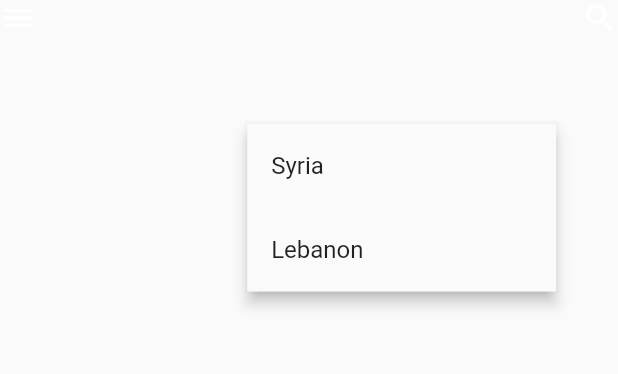
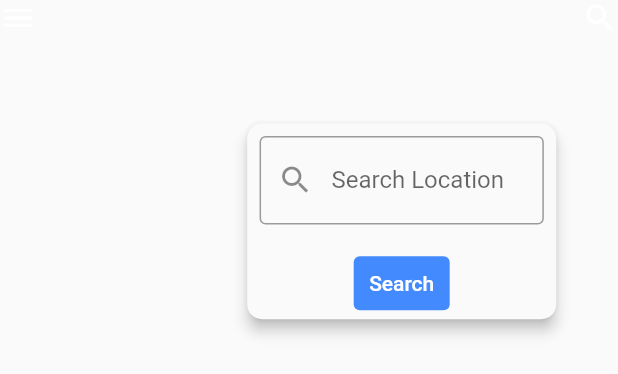
Before and after one commit to maykhid/LiteWeatherApp, a Flutter app: the ScreenHeader widget shown alone on an empty page, opened directly, after a tap on the "search" icon, on a phone screen of 412 x 824 dp. Shown: the top 374 px of the screen. Run offline on Flutter 3.47's test engine with Material 2 defaults, Android fonts, the light colour scheme and no system bars; our stand-ins replace connectivity_plus, dartz, font_awesome_flutter, geolocator, sizer, weather_icons.

Commit message:
created seacrh pop up

```diff
--- a/lib/app/lite_weather_app.dart
+++ b/lib/app/lite_weather_app.dart
@@ -7,6 +7,8 @@ import 'package:lite_weather_app/ui/screens/weekly_page/weekly_page_viewmodel.da
 import 'package:provider/provider.dart';
 import 'package:sizer/sizer.dart';
 
+import '../main.dart';
+
 class LiteWeatherApp extends StatefulWidget {
   // This widget is the root of your application.
   @override
@@ -15,6 +17,7 @@ class LiteWeatherApp extends StatefulWidget {
 
 class _LiteWeatherAppState extends State<LiteWeatherApp> {
   final Connectivity _connectivity = Connectivity();
+
   @override
   Widget build(BuildContext context) {
     return Sizer(builder: (context, _, __) {
@@ -34,6 +37,7 @@ class _LiteWeatherAppState extends State<LiteWeatherApp> {
             return MaterialApp(
               // title: 'Flutter Demo',
               debugShowCheckedModeBanner: false,
+              navigatorObservers: [routeObserver],
               home: BaseView(),
             );
           });
--- a/lib/main.dart
+++ b/lib/main.dart
@@ -1,6 +1,7 @@
 import 'package:flutter/material.dart';
 import 'app/lite_weather_app.dart';
 
+final RouteObserver<PageRoute> routeObserver = RouteObserver<PageRoute>();
 void main() {
   runApp(LiteWeatherApp());
 }
--- a/lib/ui/widgets/screen_header.dart
+++ b/lib/ui/widgets/screen_header.dart
@@ -1,5 +1,7 @@
 import 'package:flutter/material.dart';
 import 'package:sizer/sizer.dart';
+
+import '../../main.dart';
 
 class ScreenHeader extends StatefulWidget {
   final BuildContext context;
@@ -9,38 +11,49 @@ class ScreenHeader extends StatefulWidget {
   _ScreenHeaderState createState() => _ScreenHeaderState();
 }
 
-class _ScreenHeaderState extends State<ScreenHeader> {
-  late OverlayEntry overlayEntry;
+class _ScreenHeaderState extends State<ScreenHeader> with RouteAware {
+  OverlayEntry? overlayEntry;
   @override
   Widget build(BuildContext context) {
     _createOverlayEntry() {
-      // RenderObject? renderObject = context.findRenderObject();
-      // var size = renderObject!.size;
-      // var offset = renderObject.localToGlobal(Offset.zero);
+      overlayEntry = OverlayEntry(builder: (context) => SearchPopUp());
+      Overlay.of(widget.context)!.insert(overlayEntry!);
+    }
 
-      overlayEntry = OverlayEntry(
-          builder: (context) => Positioned(
-                left: 40.w,
-                top: 10.h,
-                width: 50.w,
-                child: Material(
-                  elevation: 4.0,
-                  child: ListView(
-                    padding: EdgeInsets.zero,
-                    shrinkWrap: true,
-                    children: <Widget>[
-                      ListTile(
-                        title: Text('Syria'),
-                      ),
-                      ListTile(
-                        title: Text('Lebanon'),
-                      )
-                    ],
-                  ),
-                ),
-              ));
-      Overlay.of(context)!.insert(overlayEntry);
-      print('should have dispalyed');
+    @override
+    void didChangeDependencies() {
+      super.didChangeDependencies();
+      // routeObserver is the global variable we created before
+      routeObserver.subscribe(this, ModalRoute.of(widget.context) as PageRoute);
+    }
+
+    @override
+    void dispose() {
+      routeObserver.unsubscribe(this);
+      super.dispose();
+    }
+
+    @override
+    void didPush() {
+      // Route was pushed onto navigator and is now topmost route.
+      if (overlayEntry != null) overlayEntry!.remove();
+    }
+
+    @override
+    void didPopNext() {
+      // Covering route was popped off the navigator.
+      if (overlayEntry != null) overlayEntry!.remove();
+    }
+
+    @override
+    _toggleSearch() {
+      if (overlayEntry == null) {
+        _createOverlayEntry();
+        // setState(() {});
+      } else {
+        overlayEntry!.remove();
+        overlayEntry = null;
+      }
     }
 
     return Container(
@@ -58,7 +71,9 @@ class _ScreenHeaderState extends State<ScreenHeader> {
 
               // search
               InkWell(
-                onTap: _createOverlayEntry,
+                onTap: () {
+                  _toggleSearch();
+                },
                 child: Icon(
                   Icons.search,
                   color: Colors.white,
@@ -66,22 +81,58 @@ class _ScreenHeaderState extends State<ScreenHeader> {
               )
             ],
           ),
-
-          // Overlay(initialEntries: [
-          //   OverlayEntry(builder: (BuildContext context) {
-          //     return Positioned(
-          //       top: 0.0,
-          //       left: 0.0,
-          //       child: Container(
-          //         width: 50.w,
-          //         height: 10.h,
-          //         color: Colors.black,
-          //       ),
-          //     );
-          //   }),
-          // ])
         ],
       ),
     );
   }
 }
+
+class SearchPopUp extends StatelessWidget {
+  const SearchPopUp({
+    Key? key,
+  }) : super(key: key);
+
+  @override
+  Widget build(BuildContext context) {
+    return Positioned(
+      left: 40.w,
+      top: 10.h,
+      width: 50.w,
+      child: Material(
+        borderRadius: BorderRadius.all(Radius.circular(10.0)),
+        elevation: 4.0,
+        child: Column(
+          children: [
+// holds the text fie;d
+            Container(
+              // decoration: BoxDecoration(borderRadius: BorderRadius.all(Radius.circular(10.0))),
+              padding: EdgeInsets.all(2.w),
+              height: 10.h,
+              child: TextField(
+                decoration: InputDecoration(
+                  hintText: 'Search Location',
+                  prefixIcon: Icon(Icons.search),
+                  border: OutlineInputBorder(),
+                ),
+              ),
+            ),
+
+// button
+            TextButton(
+              onPressed: () {},
+              child: Text(
+                'Search',
+                style: TextStyle(color: Colors.white),
+              ),
+              style: ButtonStyle(
+                backgroundColor: MaterialStateProperty.all(
+                  Colors.blueAccent,
+                ),
+              ),
+            )
+          ],
+        ),
+      ),
+    );
+  }
+}
```
